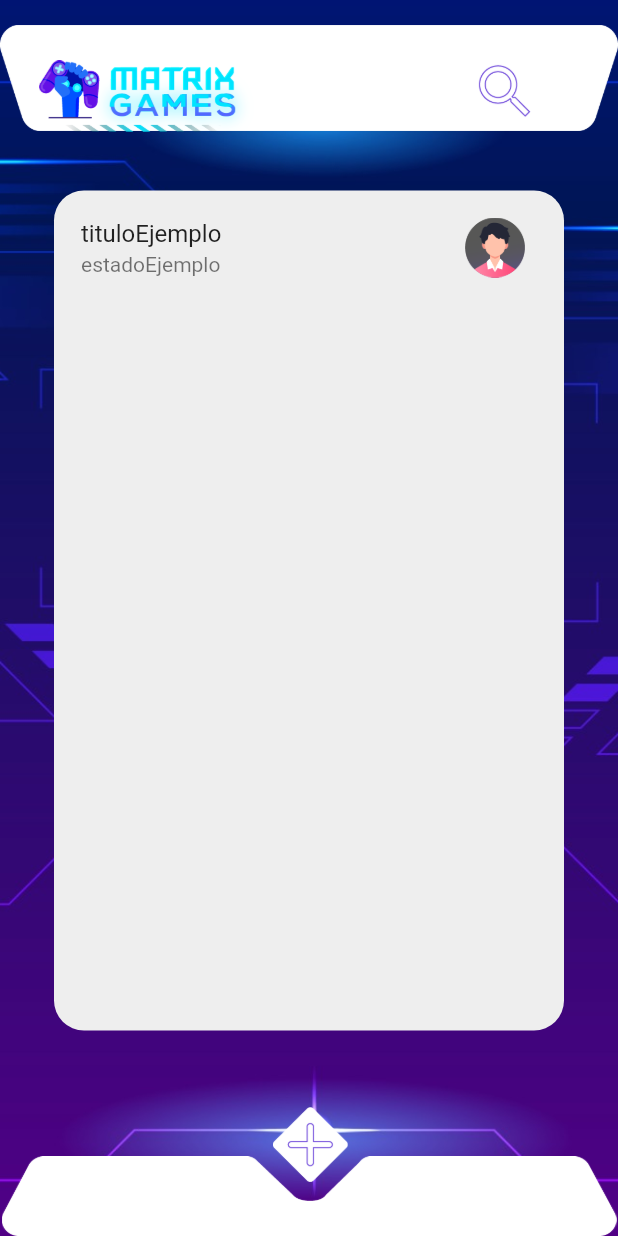
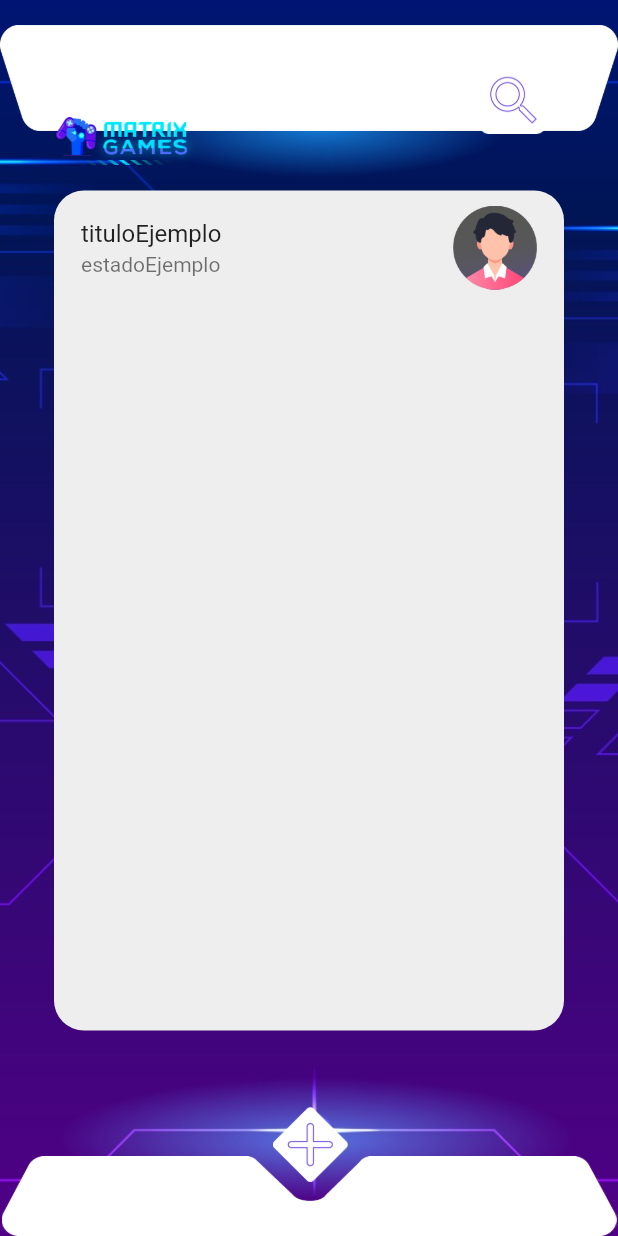
Before and after one commit to xero2099/proyecto_mintic, a Flutter app: the InicioWidget screen opened directly, on a phone screen of 412 x 824 dp. Run offline on Flutter 3.47's test engine with Material 2 defaults, Android fonts, the light colour scheme and no system bars; our stand-ins replace auto_size_text, font_awesome_flutter, get, google_fonts, page_transition, timeago.

Commit message:
Actualizacion cambios imagenes y fondos

```diff
--- a/lib/domain/models/state_model.dart
+++ b/lib/domain/models/state_model.dart
@@ -1,25 +1,18 @@
-import 'package:flutter/widgets.dart';
-
 class StateModel {
   String titulo;
-  Widget pathImagen;
+  String pathImagen;
   String estado;
 
-  StateModel({
-    this.titulo,
-    this.pathImagen,
-    this.estado,
-  });
+  StateModel ({this.titulo, this.pathImagen, this.estado,});
 
-  factory StateModel.fromJson(Map<String, dynamic> map) {
+  factory StateModel.fromJson(Map<String,dynamic> map){
     return StateModel(
       titulo: map['titulo'],
       pathImagen: map['pathImagen'],
-      estado: map['estado'],
-    );
+      estado: map['estado'],);
   }
 
-  Map<String, dynamic> toJson() {
+  Map<String,dynamic> toJson(){
     return {
       'titulo': titulo,
       'pathImagen': pathImagen,
--- a/lib/main.dart
+++ b/lib/main.dart
@@ -1,6 +1,7 @@
 import 'package:flutter/material.dart';
 import 'package:flutter_localizations/flutter_localizations.dart';
 import 'package:get/get.dart';
+import 'package:proyecto_mintic/controlador/image_controller.dart';
 import 'package:proyecto_mintic/controlador/state_controller.dart';
 import 'package:proyecto_mintic/ui/pages/login/login_widget.dart';
 
@@ -11,6 +12,7 @@ void main() {
   WidgetsFlutterBinding.ensureInitialized();
   Get.put(StateController());
   Get.put(StateController2());
+  Get.put(Image_Control());
   runApp(MyApp());
 }
 
--- a/lib/ui/pages/inicio/inicio_widget.dart
+++ b/lib/ui/pages/inicio/inicio_widget.dart
@@ -1,6 +1,8 @@
 import 'package:get/get.dart';
+import 'package:proyecto_mintic/controlador/image_controller.dart';
 import 'package:proyecto_mintic/controlador/state_controller.dart';
 import 'package:proyecto_mintic/ui/pages/busqueda/busqueda_widget.dart';
+import 'package:proyecto_mintic/ui/pages/configuracion/configuracion_widget.dart';
 import 'package:proyecto_mintic/ui/pages/perfil/perfil_widget.dart';
 import 'package:proyecto_mintic/ui/widgets/card_state.dart';
 import 'package:proyecto_mintic/domain/models/state_model.dart';
@@ -19,19 +21,15 @@ class _InicioWidgetState extends State<InicioWidget> {
   @override
   Widget build(BuildContext context) {
     String tituloEjemplo = 'tituloEjemplo';
-    Widget pathImagenEjemplo = IconButton(
-      icon: Image.asset('assets/images/P_chat_inactiovo.png'),
-      iconSize: 40,
-      onPressed: () {
-        Get.to(() => BusquedaWidget());
-      },
-    );
+    String pathImagenEjemplo = 'assets/images/P_chat_inactiovo.png';
     String estadoEjemplo = 'estadoEjemplo';
     StateController statecontroller = Get.find();
     statecontroller.addState(StateModel(
         titulo: tituloEjemplo,
         pathImagen: pathImagenEjemplo,
         estado: estadoEjemplo));
+    Image_Control image = Get.find();
+
     return Scaffold(
       key: scaffoldKey,
       backgroundColor: Color(0xFFF5F5F5),
@@ -40,11 +38,13 @@ class _InicioWidgetState extends State<InicioWidget> {
           children: [
             Align(
               alignment: AlignmentDirectional(0, 0),
-              child: Image.asset(
-                'assets/images/WhatsApp_Image_2021-11-20_at_8.19.57_PM.jpeg',
+              child: Obx(
+                () => Image.asset(
+                  image.imagen,
                   width: double.infinity,
                   height: double.infinity,
                   fit: BoxFit.cover,
+                ),
               ),
             ),
             Align(
@@ -72,29 +72,32 @@ class _InicioWidgetState extends State<InicioWidget> {
               alignment: AlignmentDirectional(-0.8, -1),
               child: Padding(
                 padding: EdgeInsetsDirectional.fromSTEB(0, 40, 0, 0),
+                child: IconButton(
+                  icon: Image.asset('assets/images/Logo_2.png'),
+                  iconSize: 100,
+                  onPressed: () {
+                    Get.to(() => ConfiguracionWidget());
+                  },
+                ),
+              ),
+            ),
+            GestureDetector(
+              onTap: () {
+                Get.to(() => BusquedaWidget());
+              },
+              child: Align(
+                alignment: AlignmentDirectional(0.75, -0.97),
+                child: Padding(
+                  padding: EdgeInsetsDirectional.fromSTEB(0, 33, 0, 0),
                   child: Image.asset(
-                  'assets/images/Logo_2.png',
-                  width: 150,
-                  height: 60,
+                    'assets/images/BTN_BUSCAR.png',
+                    width: 50,
+                    height: 45,
                     fit: BoxFit.contain,
                   ),
                 ),
               ),
-            //BOTON BUSQUEDA NUEVO
-            Align(
-              alignment: AlignmentDirectional(0.75, -1.015),
-              child: Padding(
-                padding: EdgeInsetsDirectional.fromSTEB(0, 33, 0, 0),
-                child: IconButton(
-                  icon: Image.asset('assets/images/BTN_BUSCAR.png'),
-                  iconSize: 50,
-                  onPressed: () {
-                    Get.to(() => BusquedaWidget());
-                  },
             ),
-              ),
-            ),
-            //
             Align(
               alignment: AlignmentDirectional(0, 0),
               child: Padding(
@@ -115,13 +118,18 @@ class _InicioWidgetState extends State<InicioWidget> {
                           return ListView.builder(
                             itemCount: statecontroller.listStates.length,
                             itemBuilder: (context, index) {
-                              return CardState(
+                              return GestureDetector(
+                                onTap: () {
+                                  Get.to(() => PerfilWidget());
+                                },
+                                child: CardState(
                                     titulo:
                                         statecontroller.listState[index].titulo,
                                     pathImagen: statecontroller
                                         .listState[index].pathImagen,
-                                  estado:
-                                      statecontroller.listState[index].estado);
+                                    estado: statecontroller
+                                        .listState[index].estado),
+                              );
                             },
                           );
                         }))
--- a/lib/ui/widgets/card_state.dart
+++ b/lib/ui/widgets/card_state.dart
@@ -2,21 +2,14 @@ import 'package:flutter/material.dart';
 
 class CardState extends StatelessWidget {
   String titulo;
-  Widget pathImagen;
+  String pathImagen;
   String estado;
 
-  CardState({
-    this.titulo,
-    this.pathImagen,
-    this.estado,
-  });
+  CardState ({this.titulo, this.pathImagen, this.estado,});
+
 
   @override
   Widget build(BuildContext context) {
-    return ListTile(
-      title: Text(titulo),
-      trailing: pathImagen,
-      subtitle: Text(estado),
-    );
+    return ListTile(title: Text(titulo),trailing: Image.asset(pathImagen),subtitle: Text(estado),);
   }
 }
```
Also changed, not shown: lib/controlador/image_controller.dart (added, +30 -0 lines), lib/ui/pages/busqueda/busqueda_widget.dart (+11 -5 lines), lib/ui/pages/chatprivado/chatprivado_widget.dart (+12 -5 lines), lib/ui/pages/configuracion/configuracion_widget.dart (added, +151 -0 lines), lib/ui/pages/filtro/filtro_widget.dart (+12 -5 lines), lib/ui/pages/login/login_widget.dart (+9 -5 lines), lib/ui/pages/perfil/perfil_widget.dart (+11 -5 lines), lib/ui/pages/registro/registro_widget.dart (+10 -6 lines), assets/images/Blanco.jpeg (added), assets/images/Negro.jpeg (added). Lines whose indentation alone changed are shown as unchanged.
